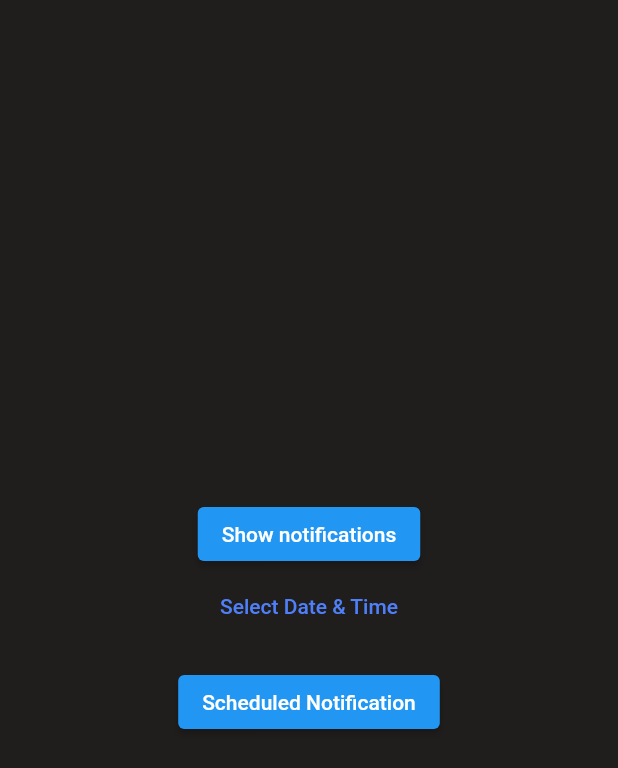
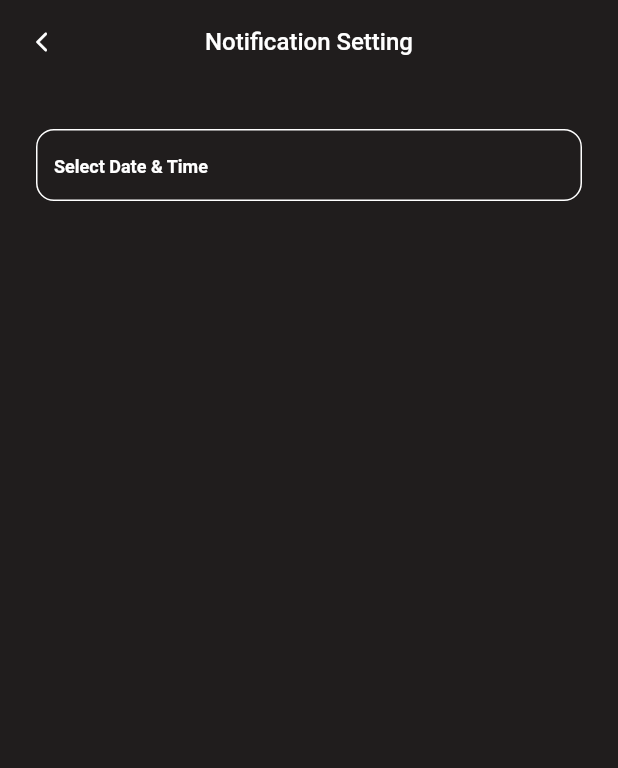
Before and after one commit to HarunNurahman/weather_app, a Flutter app: the NotificationSettingPage screen opened directly, on a phone screen of 412 x 824 dp. Shown: the top 768 px of the screen. Run offline on Flutter 3.47's test engine with Material 2 defaults, Android fonts, the phone set to English and light mode, and no system bars; our stand-ins replace bloc, dio, equatable, flutter_bloc, flutter_datetime_picker_plus, flutter_local_notifications and 6 more; Roboto replaces fonts that are missing (SF Pro Display).

Commit message:
Test: Testing scheduled notifications

```diff
--- a/lib/pages/notification_setting_page.dart
+++ b/lib/pages/notification_setting_page.dart
@@ -21,6 +21,7 @@ class _NotificationSettingPageState extends State<NotificationSettingPage> {
   String subcity = '';
 
   final GlobalController weatherController = Get.put(GlobalController());
+  final TextEditingController dateTimeController = TextEditingController();
 
   getAddress(lat, lon) async {
     List<Placemark> placemark = await placemarkFromCoordinates(lat, lon);
@@ -43,66 +44,87 @@ class _NotificationSettingPageState extends State<NotificationSettingPage> {
   @override
   Widget build(BuildContext context) {
     return Scaffold(
+      appBar: AppBar(
         backgroundColor: blackColor,
-      body: Center(
-        child: Column(
-          mainAxisAlignment: MainAxisAlignment.center,
+        elevation: 0,
+        centerTitle: true,
+        leading: GestureDetector(
+          onTap: () {
+            Get.back();
+          },
+          child: Icon(
+            Icons.arrow_back_ios_rounded,
+            size: 16,
+            color: whiteColor,
+          ),
+        ),
+        title: Text(
+          'Notification Setting',
+          style: whiteTextStyle.copyWith(
+            fontWeight: medium,
+            fontSize: 16,
+          ),
+        ),
+      ),
+      backgroundColor: blackColor,
+      body: ListView(
+        padding: EdgeInsets.symmetric(horizontal: defaultVerticalMargin),
         children: [
-            ElevatedButton(
-              child: const Text('Show notifications'),
-              onPressed: () {
-                NotificationService().showNotification(
-                  title: '$city, $subcity',
-                  body:
-                      '${weatherController.getData().current!.current.weather![0].description.toString().toTitleCase()}: ${weatherController.getData().current!.current.temp}°C',
-                );
-              },
-            ),
-            DateTimePickerText(),
-            const SizedBox(height: 16),
-            ElevatedButton(
-              child: const Text('Scheduled Notification'),
-              onPressed: () {
+          const SizedBox(height: 30),
+          TextFormField(
+            showCursor: false,
+            readOnly: true,
+            onTap: () {
+              DatePicker.showDateTimePicker(
+                context,
+                showTitleActions: true,
+                onChanged: (dateTime) => scheduleTime = dateTime,
+                onConfirm: (dateTime) {
                   debugPrint('Notification Scheduled for $scheduleTime');
                   NotificationService().scheduledNotification(
-                  title: '',
-                  body: '$scheduleTime',
+                    title:
+                        'Weather $city at ${scheduleTime!.hour}:${scheduleTime!.minute}',
+                    body:
+                        '${weatherController.getData().current!.current.weather![0].description.toString().toTitleCase()}: ${weatherController.getData().current!.current.temp}°C/${weatherController.getData().daily!.daily[0].temp!.max}°C',
                     scheduledNotificationDateTime: scheduleTime!,
                   );
                 },
+              );
+            },
+            decoration: InputDecoration(
+              hintText: 'Select Date & Time',
+              hintStyle: whiteTextStyle.copyWith(
+                fontSize: 12,
+                fontWeight: semibold,
+              ),
+              contentPadding: EdgeInsets.all(defaultRadius),
+              enabledBorder: OutlineInputBorder(
+                borderSide: BorderSide(color: whiteColor),
+                borderRadius: BorderRadius.circular(defaultRadius),
+              ),
+              focusedBorder: OutlineInputBorder(
+                borderSide: BorderSide(color: whiteColor),
+                borderRadius: BorderRadius.circular(defaultRadius),
+              ),
+              border: OutlineInputBorder(
+                borderSide: BorderSide(color: whiteColor),
+                borderRadius: BorderRadius.circular(defaultRadius),
+              ),
+            ),
           ),
         ],
-        ),
       ),
     );
   }
 }
 
-class DateTimePickerText extends StatefulWidget {
-  const DateTimePickerText({super.key});
-
-  @override
-  State<DateTimePickerText> createState() => _DateTimePickerTextState();
-}
-
-class _DateTimePickerTextState extends State<DateTimePickerText> {
-  @override
-  Widget build(BuildContext context) {
-    return TextButton(
-      onPressed: () {
-        DatePicker.showDateTimePicker(
-          context,
-          showTitleActions: true,
-          onChanged: (dateTime) => scheduleTime = dateTime,
-          onConfirm: (dateTime) {},
-        );
-      },
-      child: Text(
-        'Select Date & Time',
-        style: whiteTextStyle.copyWith(
-          color: blueColor,
-        ),
-      ),
-    );
-  }
-}
+// ElevatedButton(
+//   child: const Text('Show notifications'),
+//   onPressed: () {
+//     NotificationService().showNotification(
+//       title: '$city, $subcity',
+//       body:
+//           '${weatherController.getData().current!.current.weather![0].description.toString().toTitleCase()}: ${weatherController.getData().current!.current.temp}°C',
+//     );
+//   },
+// ),
```
Also changed, not shown: lib/pages/dashboard_page.dart (+0 -20 lines), lib/pages/search_result_page.dart (+41 -0 lines). Lines whose indentation alone changed are shown as unchanged.
